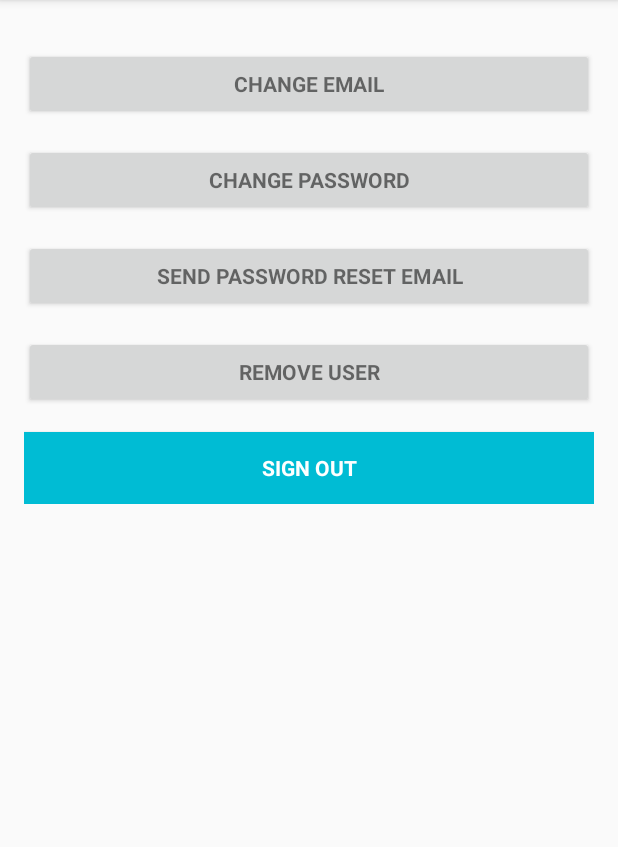
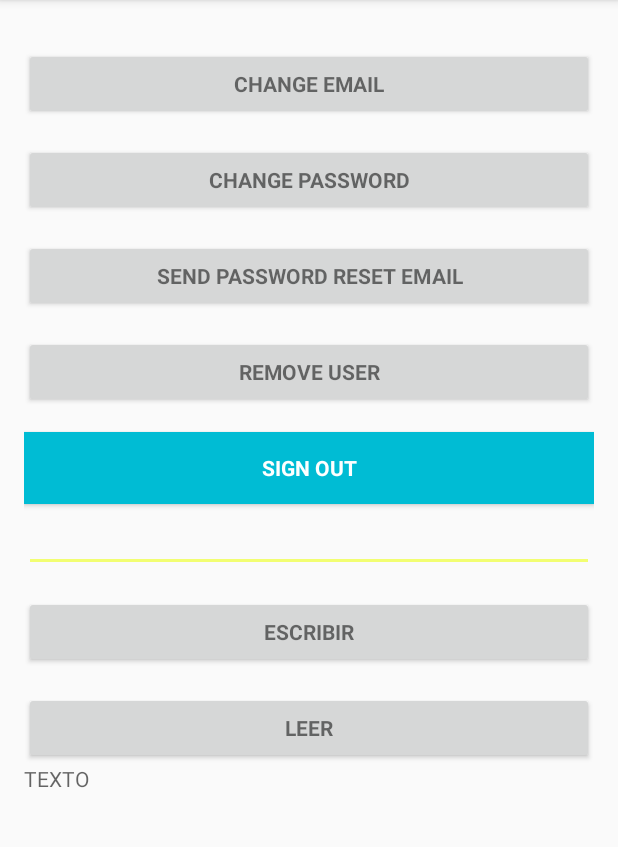
Before and after one commit to zhap19/UserAuthTest, an Android app: the screen it shows after launch once a user with an empty profile is signed in (MainActivity), on a phone screen of 412 x 824 dp, the part 84-931 px from its top. Run offline under Robolectric (Android 15) with nearby library versions, the phone set to English and light mode, and no system bars; our stand-ins replace Firebase (no records; nobody signed in at launch, a user with empty details on screens opened directly).

Commit message:
Añadida base de datos Firebase. Escribr datos y leer a tiempo real.

```diff
--- a/app/src/main/java/com/ensten/robert/userauthtest/MainActivity.java
+++ b/app/src/main/java/com/ensten/robert/userauthtest/MainActivity.java
@@ -1,33 +1,39 @@
 package com.ensten.robert.userauthtest;
-
-import android.support.v7.app.AppCompatActivity;
-import android.os.Bundle;
 
 import android.content.Intent;
 import android.os.Bundle;
 import android.support.annotation.NonNull;
 import android.support.v7.app.AppCompatActivity;
 import android.support.v7.widget.Toolbar;
+import android.util.Log;
 import android.view.View;
 import android.widget.Button;
 import android.widget.EditText;
 import android.widget.ProgressBar;
+import android.widget.TextView;
 import android.widget.Toast;
 
 import com.google.android.gms.tasks.OnCompleteListener;
 import com.google.android.gms.tasks.Task;
 import com.google.firebase.auth.FirebaseAuth;
 import com.google.firebase.auth.FirebaseUser;
+import com.google.firebase.database.DataSnapshot;
+import com.google.firebase.database.DatabaseError;
+import com.google.firebase.database.DatabaseReference;
+import com.google.firebase.database.FirebaseDatabase;
+import com.google.firebase.database.ValueEventListener;
 
 public class MainActivity extends AppCompatActivity {
 
     private Button btnChangeEmail, btnChangePassword, btnSendResetEmail, btnRemoveUser,
-            changeEmail, changePassword, sendEmail, remove, signOut;
+            changeEmail, changePassword, sendEmail, remove, signOut, btnWrite, btnRead;
 
-    private EditText oldEmail, newEmail, password, newPassword;
+    private EditText oldEmail, newEmail, password, newPassword, writeEditText;
+    private TextView readTextView;
     private ProgressBar progressBar;
     private FirebaseAuth.AuthStateListener authListener;
     private FirebaseAuth auth;
+
 
     @Override
     protected void onCreate(Bundle savedInstanceState) {
@@ -56,6 +62,11 @@ public class MainActivity extends AppCompatActivity {
                 }
             }
         };
+
+        btnWrite = (Button) findViewById(R.id.writeButton);
+        btnRead = (Button) findViewById(R.id.readButton);
+        readTextView = (TextView) findViewById(R.id.readTextView);
+        writeEditText = (EditText) findViewById(R.id.writeEditText);
 
         btnChangeEmail = (Button) findViewById(R.id.change_email_button);
         btnChangePassword = (Button) findViewById(R.id.change_password_button);
@@ -86,6 +97,61 @@ public class MainActivity extends AppCompatActivity {
         if (progressBar != null) {
             progressBar.setVisibility(View.GONE);
         }
+
+        btnWrite.setOnClickListener(new View.OnClickListener() {
+            @Override
+            public void onClick(View v) {
+                // Write on database
+                FirebaseDatabase database = FirebaseDatabase.getInstance();
+                DatabaseReference myRef = database.getReference("name");
+                myRef.setValue(writeEditText.getText().toString());
+
+                // Read from the database
+                myRef.addValueEventListener(new ValueEventListener() {
+                    @Override
+                    public void onDataChange(DataSnapshot dataSnapshot) {
+                        // This method is called once with the initial value and again
+                        // whenever data at this location is updated.
+                        String value = dataSnapshot.getValue(String.class);
+                        Log.d("name", "Value is: " + value);
+                        readTextView.setText(value);
+
+                    }
+
+                    @Override
+                    public void onCancelled(DatabaseError error) {
+                        // Failed to read value
+                        Log.w("message", "Failed to read value.", error.toException());
+                    }
+                });
+            }
+        });
+
+        btnRead.setOnClickListener(new View.OnClickListener() {
+            @Override
+            public void onClick(View v) {
+
+                FirebaseDatabase database = FirebaseDatabase.getInstance();
+                final DatabaseReference myRef = database.getReference("cc");
+
+                ValueEventListener postListener = new ValueEventListener() {
+                    @Override
+                    public void onDataChange(DataSnapshot dataSnapshot) {
+                        // Get Post object and use the values to update the UI
+                        String value = dataSnapshot.getValue(String.class);
+                        // ...
+                    }
+
+                    @Override
+                    public void onCancelled(DatabaseError databaseError) {
+                        // Getting Post failed, log a message
+                        Log.w("cc", "loadPost:onCancelled", databaseError.toException());
+                        // ...
+                    }
+                };
+                myRef.addValueEventListener(postListener);
+            }
+        });
 
         btnChangeEmail.setOnClickListener(new View.OnClickListener() {
             @Override
--- a/app/src/main/res/layout/activity_main.xml
+++ b/app/src/main/res/layout/activity_main.xml
@@ -23,6 +23,11 @@
 
     </android.support.design.widget.AppBarLayout>
 
+    <ScrollView
+        android:layout_width="match_parent"
+        android:layout_height="match_parent"
+        app:layout_behavior="@string/appbar_scrolling_view_behavior"
+        >
     <LinearLayout
         android:layout_width="match_parent"
         android:layout_height="wrap_content"
@@ -31,7 +36,7 @@
         android:paddingLeft="@dimen/activity_horizontal_margin"
         android:paddingRight="@dimen/activity_horizontal_margin"
         android:paddingTop="@dimen/activity_vertical_margin"
-        app:layout_behavior="@string/appbar_scrolling_view_behavior">
+        >
 
         <EditText
             android:id="@+id/old_email"
@@ -78,7 +83,7 @@
         <Button
             android:id="@+id/changeEmail"
             style="?android:textAppearanceSmall"
-            android:layout_width="wrap_content"
+            android:layout_width="match_parent"
             android:layout_height="wrap_content"
             android:layout_marginTop="16dp"
             android:background="@color/colorPrimaryDark"
@@ -89,7 +94,7 @@
         <Button
             android:id="@+id/changePass"
             style="?android:textAppearanceSmall"
-            android:layout_width="wrap_content"
+            android:layout_width="match_parent"
             android:layout_height="wrap_content"
             android:layout_marginTop="16dp"
             android:background="@color/colorPrimaryDark"
@@ -100,7 +105,7 @@
         <Button
             android:id="@+id/send"
             style="?android:textAppearanceSmall"
-            android:layout_width="wrap_content"
+            android:layout_width="match_parent"
             android:layout_height="wrap_content"
             android:layout_marginTop="16dp"
             android:background="@color/colorPrimaryDark"
@@ -117,7 +122,7 @@
         <Button
             android:id="@+id/remove"
             style="?android:textAppearanceSmall"
-            android:layout_width="wrap_content"
+            android:layout_width="match_parent"
             android:layout_height="wrap_content"
             android:layout_marginTop="16dp"
             android:background="@color/colorPrimaryDark"
@@ -171,7 +176,36 @@
             android:text="@string/btn_sign_out"
             android:textColor="@android:color/white"
             android:textStyle="bold" />
+        <EditText
+            android:id="@+id/writeEditText"
+            android:layout_width="match_parent"
+            android:layout_height="wrap_content"
+            />
+
+        <Button
+            android:id="@+id/writeButton"
+            style="?android:textAppearanceSmall"
+            android:layout_width="match_parent"
+            android:layout_height="wrap_content"
+            android:layout_marginTop="16dp"
+            android:text="Escribir"
+            android:textStyle="bold" />
+
+        <Button
+            android:id="@+id/readButton"
+            style="?android:textAppearanceSmall"
+            android:layout_width="match_parent"
+            android:layout_height="wrap_content"
+            android:layout_marginTop="16dp"
+            android:text="Leer"
+            android:textStyle="bold" />
+
+        <TextView
+            android:id="@+id/readTextView"
+            android:layout_width="wrap_content"
+            android:layout_height="wrap_content"
+            android:hint="TEXTO"/>
 
     </LinearLayout>
-
+    </ScrollView>
 </android.support.design.widget.CoordinatorLayout>
```
Also changed, not shown: app/build.gradle (+18 -1 lines), app/src/main/java/com/ensten/robert/userauthtest/LoginActivity.java (+9 -0 lines), 1 other file.
